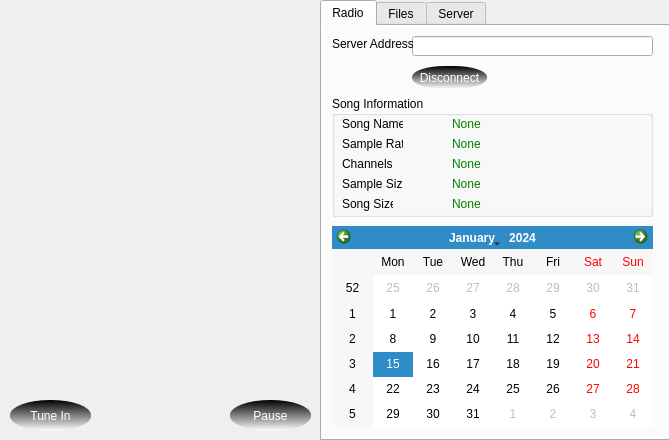
The window that mainwindow.ui (warren80/comaudio) describes before a commit, drawn with Qt 5.
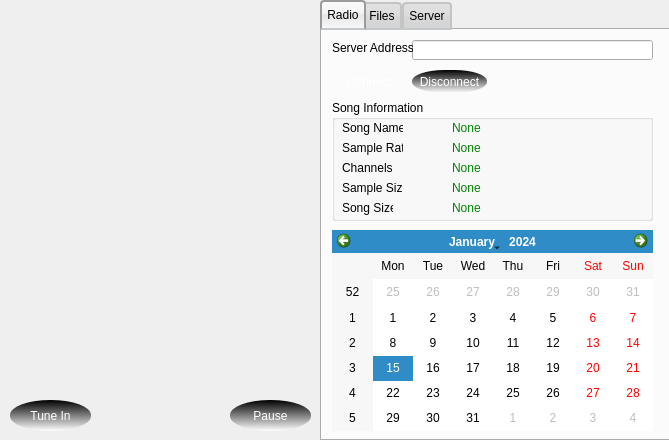
The same window after the commit. The open tabs and pages were chosen to show the change. Icons and pictures are not drawn.

The edit to the form file:
```diff
--- a/mainwindow.ui
+++ b/mainwindow.ui
@@ -57,7 +57,42 @@
      <bool>false</bool>
     </property>
     <property name="styleSheet">
-     <string notr="true"/>
+     <string notr="true">QTabBar::tab {
+background: qlineargradient(x1: 0, y1: 0, x2: 0, y2: 1, stop: 0 #E1E1E1, stop: 0.4 #DDDDDD, stop: 0.5 #D8D8D8, stop: 1.0 #D3D3D3);
+border: 2px solid #C4C4C3;
+border-bottom-color: #C2C7CB;
+border-top-left-radius: 4px;
+border-top-right-radius: 4px;
+min-width: 8ex;
+padding: 5px;
+}
+QTabBar::tab:selected, QTabBar::tab:hover {
+background: qlineargradient(x1: 0, y1: 0, x2: 0, y2: 1, stop: 0 #fafafa, stop: 0.4 #f4f4f4, stop: 0.5 #e7e7e7, stop: 1.0 #fafafa);
+}
+QTabBar::tab:selected {
+border-color: #9B9B9B;
+border-bottom-color: #C2C7CB;
+}
+QTabBar::tab:!selected {
+margin-top: 2px;
+}
+
+QTabBar::tab:selected {
+/* expand/overlap to the left and right by 4px */
+margin-left: -4px;
+margin-right: -4px;
+}
+QTabBar::tab:first:selected {
+margin-left: 0;
+}
+QTabBar::tab:last:selected {
+margin-right: 0;
+}
+QTabBar::tab:only-one {
+margin: 0;
+}
+
+</string>
     </property>
     <property name="tabPosition">
      <enum>QTabWidget::North</enum>
```
Left out of the diff: 2 changed lines with no effect on the pictures.
